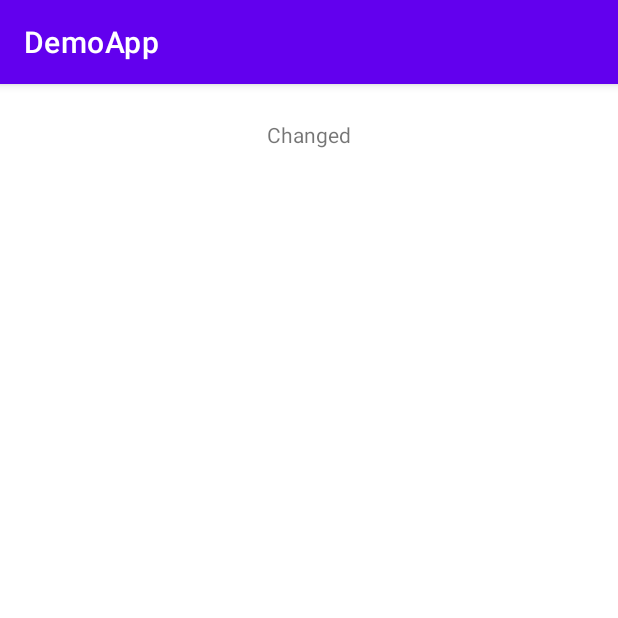
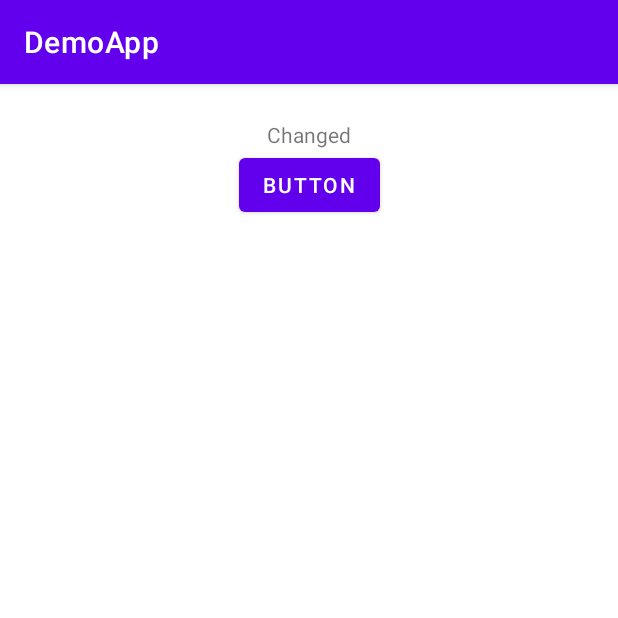
Before and after one commit to gillallifam/AndroidDemoApp, an Android app: the VideoGalleryFragment screen opened through its navigation route, on a phone screen of 412 x 824 dp, the top half of it. Run offline under Robolectric (Android 15) with nearby library versions, the phone set to English and light mode, and no system bars; our stand-ins replace Room's generated code, data binding; network calls fail; 2 statements that could not run were skipped.

Commit message:
Constraints with percent width

```diff
--- a/app/src/main/java/xyz/gillall/demoapp/MainActivity.kt
+++ b/app/src/main/java/xyz/gillall/demoapp/MainActivity.kt
@@ -1,7 +1,17 @@
 package xyz.gillall.demoapp
 
+import android.content.Context
 import androidx.appcompat.app.AppCompatActivity
 import android.os.Bundle
+import androidx.datastore.core.DataStore
+import androidx.datastore.preferences.core.Preferences
+import androidx.datastore.preferences.core.edit
+import androidx.datastore.preferences.core.intPreferencesKey
+import androidx.datastore.preferences.preferencesDataStore
+import kotlinx.coroutines.GlobalScope
+import kotlinx.coroutines.flow.Flow
+import kotlinx.coroutines.flow.map
+import kotlinx.coroutines.launch
 import org.koin.androidx.viewmodel.ext.android.getViewModel
 import xyz.gillall.demoapp.shared.SharedViewModel
 
@@ -32,7 +42,9 @@ import xyz.gillall.demoapp.shared.SharedViewModel
 
 class MainActivity : AppCompatActivity() {
 
+    val Context.dataStore: DataStore<Preferences> by preferencesDataStore(name = "settings")
     private lateinit var sharedViewModel: SharedViewModel
+    lateinit var context: Context
 
     override fun onCreate(savedInstanceState: Bundle?) {
         super.onCreate(savedInstanceState)
@@ -40,6 +52,27 @@ class MainActivity : AppCompatActivity() {
         sharedViewModel = getViewModel()
         sharedViewModel.sharedCall("Called from main")
         clg("shared",sharedViewModel)
+        context = this
+
+        val EXAMPLE_COUNTER = intPreferencesKey("example_counter")
+        val exampleCounterFlow: Flow<Int> = this.dataStore.data
+            .map { preferences ->
+                // No type safety.
+                preferences[EXAMPLE_COUNTER] ?: 0
+            }
+
+
+        clg(exampleCounterFlow)
+
+
+        GlobalScope.launch {
+                context.dataStore.edit { settings ->
+                    val currentCounterValue = settings[EXAMPLE_COUNTER] ?: 0
+                    settings[EXAMPLE_COUNTER] = currentCounterValue + 1
+                }
+
+        }
+
     }
 
     companion object {
--- /dev/null
+++ b/app/src/main/java/xyz/gillall/demoapp/data/local/AppDatabase.kt
@@ -0,0 +1,37 @@
+package xyz.gillall.demoapp.data.local
+
+import android.content.Context
+import androidx.room.Database
+import androidx.room.Room
+import androidx.room.RoomDatabase
+import xyz.gillall.demoapp.data.local.dao.RoomImageHitDao
+import xyz.gillall.demoapp.data.local.model.RoomImageHit
+
+// Annotates class to be a Room Database withphabetizedWord a table (entity) of the Word class
+@Database(entities = [RoomImageHit::class], version = 1, exportSchema = false)
+public abstract class AppDatabase : RoomDatabase() {
+
+    abstract fun roomImageHitDao(): RoomImageHitDao
+
+    companion object {
+        // Singleton prevents multiple instances of database opening at the
+        // same time.
+        @Volatile
+        private var INSTANCE: AppDatabase? = null
+
+        fun getDatabase(context: Context): AppDatabase {
+            // if the INSTANCE is not null, then return it,
+            // if it is, then create the database
+            return INSTANCE ?: synchronized(this) {
+                val instance = Room.databaseBuilder(
+                    context.applicationContext,
+                    AppDatabase::class.java,
+                    "word_database"
+                ).build()
+                INSTANCE = instance
+                // return instance
+                instance
+            }
+        }
+    }
+}
--- a/app/src/main/java/xyz/gillall/demoapp/data/local/Room.kt
+++ /dev/null
@@ -1,4 +0,0 @@
-package xyz.gillall.demoapp.data.local
-
-object Room {
-}
--- /dev/null
+++ b/app/src/main/java/xyz/gillall/demoapp/data/local/dao/RoomImageHitDao.kt
@@ -0,0 +1,21 @@
+package xyz.gillall.demoapp.data.local.dao
+
+import androidx.room.Dao
+import androidx.room.Insert
+import androidx.room.OnConflictStrategy
+import androidx.room.Query
+import kotlinx.coroutines.flow.Flow
+import xyz.gillall.demoapp.data.local.model.RoomImageHit
+
+@Dao
+interface RoomImageHitDao {
+
+    @Query("SELECT * FROM RoomImageHit ORDER BY id ASC")
+    fun getAllHitss(): Flow<List<RoomImageHit>>
+
+    @Insert(onConflict = OnConflictStrategy.IGNORE)
+    suspend fun insert(hit: RoomImageHit)
+
+    @Query("DELETE FROM RoomImageHit")
+    suspend fun deleteAll()
+}
--- a/app/src/main/java/xyz/gillall/demoapp/injection/AppModules.kt
+++ b/app/src/main/java/xyz/gillall/demoapp/injection/AppModules.kt
@@ -1,11 +1,13 @@
 package xyz.gillall.demoapp.injection
 
 
+import org.koin.android.ext.koin.androidApplication
 import org.koin.androidx.viewmodel.dsl.viewModel
 import org.koin.core.qualifier.named
 import org.koin.dsl.module
 import retrofit2.Retrofit
 import retrofit2.converter.gson.GsonConverterFactory
+import xyz.gillall.demoapp.data.local.AppDatabase
 import xyz.gillall.demoapp.shared.SharedViewModel
 import xyz.gillall.demoapp.data.remote.PixabayApi
 import xyz.gillall.demoapp.data.remote.SDApi
@@ -22,10 +24,11 @@ import xyz.gillall.demoapp.ui.sd.events.SDEventsViewModel
 object AppModules {
 
     val SDTest1 = module {
+        single { AppDatabase.getDatabase(androidApplication()) }
         single(named("SDApi")) { provideSDApi() }
         single { SDEventsRepository(get(named("SDApi"))) }
         single(named("PixabayApi")) { providePixabayApi() }
-        single { ImageGalleryRepository(get(named("PixabayApi"))) }
+        single { ImageGalleryRepository(get(named("PixabayApi")), get()) }
         single { VideoGalleryRepository(get(named("PixabayApi"))) }
         viewModel { SharedViewModel() }
         viewModel { SDEventsViewModel(get()) }
--- a/app/src/main/java/xyz/gillall/demoapp/ui/hub/HubFragment.kt
+++ b/app/src/main/java/xyz/gillall/demoapp/ui/hub/HubFragment.kt
@@ -1,33 +1,61 @@
 package xyz.gillall.demoapp.ui.hub
 
+import android.content.Context
 import android.os.Bundle
 import android.view.LayoutInflater
 import android.view.View
 import android.view.ViewGroup
 import androidx.databinding.DataBindingUtil
+import androidx.datastore.core.DataStore
+import androidx.datastore.preferences.core.Preferences
+import androidx.datastore.preferences.preferencesDataStore
 import androidx.fragment.app.Fragment
 import androidx.navigation.NavController
 import androidx.navigation.fragment.NavHostFragment.findNavController
+import kotlinx.coroutines.delay
+import kotlinx.coroutines.launch
+import kotlinx.coroutines.runBlocking
+import xyz.gillall.demoapp.MainActivity.Companion.clg
 import xyz.gillall.demoapp.R
-import xyz.gillall.demoapp.databinding.HubFragmentBinding
-
+import xyz.gillall.demoapp.data.local.AppDatabase
+import xyz.gillall.demoapp.databinding.FragmentHubBinding
 
 class HubFragment : Fragment() {
 
-    private lateinit var binding: HubFragmentBinding
+    private lateinit var binding: FragmentHubBinding
     private lateinit var navController: NavController
 
     override fun onCreateView(
         inflater: LayoutInflater, container: ViewGroup?,
         savedInstanceState: Bundle?
     ): View {
-        binding = DataBindingUtil.inflate(inflater, R.layout.hub_fragment, container, false)
+        binding = DataBindingUtil.inflate(inflater, R.layout.fragment_hub, container, false)
         binding.lifecycleOwner = this
 
         navController = findNavController(this)
 
         setupClicks()
+
+        tmpCode(context)
         return binding.root
+    }
+
+    private fun tmpCode(context: Context?) {
+
+        val database = AppDatabase.getDatabase(requireContext())
+        clg(database)
+
+        runBlocking {
+            val job1 = launch {
+                println("Job1 launched")
+                delay(2000)
+                println("Job1 timed passed")
+            }
+            //job1.cancel(CancellationException("user canceled"))
+            job1.invokeOnCompletion { println("Job1 completed") }
+        }
+
+
     }
 
     private fun setupClicks() {
--- a/app/src/main/java/xyz/gillall/demoapp/ui/pixabay/videogallery/VideoGalleryFragment.kt
+++ b/app/src/main/java/xyz/gillall/demoapp/ui/pixabay/videogallery/VideoGalleryFragment.kt
@@ -10,11 +10,11 @@ import androidx.navigation.NavController
 import androidx.navigation.fragment.NavHostFragment
 import org.koin.androidx.viewmodel.ext.android.getViewModel
 import xyz.gillall.demoapp.R
-import xyz.gillall.demoapp.databinding.VideoGalleryFragmentBinding
+import xyz.gillall.demoapp.databinding.FragmentVideoGalleryBinding
 
 class VideoGalleryFragment : Fragment() {
 
-    private lateinit var binding: VideoGalleryFragmentBinding
+    private lateinit var binding: FragmentVideoGalleryBinding
     private lateinit var navController: NavController
     private lateinit var viewModel: VideoGalleryViewModel
 
@@ -24,7 +24,8 @@ class VideoGalleryFragment : Fragment() {
     ): View {
         viewModel = getViewModel()
         binding = DataBindingUtil
-            .inflate(inflater, R.layout.video_gallery_fragment, container, false)
+            .inflate(inflater, R.layout.fragment_video_gallery, container, false)
+        binding.root.context
         binding.lifecycleOwner = this
         binding.viewModel = viewModel
         viewModel.updateByViewModel.observe(viewLifecycleOwner, {
--- a/app/src/main/java/xyz/gillall/demoapp/ui/sd/events/SDEventsAdapter.kt
+++ b/app/src/main/java/xyz/gillall/demoapp/ui/sd/events/SDEventsAdapter.kt
@@ -6,13 +6,13 @@ import android.view.ViewGroup
 import androidx.recyclerview.widget.DiffUtil
 import androidx.recyclerview.widget.ListAdapter
 import androidx.recyclerview.widget.RecyclerView
-import xyz.gillall.demoapp.databinding.SdeventViewBinding
+import xyz.gillall.demoapp.databinding.SdeventRecycleItemBinding
 import xyz.gillall.demoapp.model.sd.SDEvent
 
 class SDEventsAdapter(private val clickListener: SDEventClickListener):
     ListAdapter<SDEvent, SDEventsAdapter.ViewHolder>(NewsDiffCallback()) {
 
-    class ViewHolder private constructor(private val binding: SdeventViewBinding) : RecyclerView.ViewHolder(binding.root) {
+    class ViewHolder private constructor(private val binding: SdeventRecycleItemBinding) : RecyclerView.ViewHolder(binding.root) {
 
         fun bind(item: SDEvent, clickListener: SDEventClickListener) {
             binding.item = item
@@ -23,7 +23,7 @@ class SDEventsAdapter(private val clickListener: SDEventClickListener):
         companion object {
             fun from(parent: ViewGroup): ViewHolder {
                 val layoutInflater = LayoutInflater.from(parent.context)
-                val binding = SdeventViewBinding.inflate(layoutInflater, parent, false)
+                val binding = SdeventRecycleItemBinding.inflate(layoutInflater, parent, false)
                 return ViewHolder(binding)
             }
         }
--- /dev/null
+++ b/app/src/main/java/xyz/gillall/demoapp/util/AppConstants.kt
@@ -0,0 +1,6 @@
+package xyz.gillall.demoapp.util
+
+/**
+ * Constants used throughout the app.
+ */
+const val DATABASE_NAME = "app-db"
--- a/app/src/main/res/layout/hub_fragment.xml
+++ b/app/src/main/res/layout/fragment_hub.xml
@@ -57,12 +57,13 @@
 
         <Button
             android:id="@+id/btnTst"
-            android:layout_width="wrap_content"
+            android:layout_width="0dp"
             android:layout_height="wrap_content"
             android:layout_marginTop="16dp"
             android:text="tst"
             app:layout_constraintEnd_toEndOf="parent"
             app:layout_constraintStart_toStartOf="parent"
-            app:layout_constraintTop_toBottomOf="@+id/pixabayVideos" />
+            app:layout_constraintTop_toBottomOf="@+id/pixabayVideos"
+            app:layout_constraintWidth_percent=".7" />
     </androidx.constraintlayout.widget.ConstraintLayout>
 </layout>
--- a/app/src/main/res/layout/video_gallery_fragment.xml
+++ b/app/src/main/res/layout/fragment_video_gallery.xml
@@ -1,7 +1,7 @@
 <?xml version="1.0" encoding="utf-8"?>
-<layout xmlns:app="http://schemas.android.com/apk/res-auto"
-    xmlns:tools="http://schemas.android.com/tools"
-    xmlns:android="http://schemas.android.com/apk/res/android">
+<layout xmlns:android="http://schemas.android.com/apk/res/android"
+    xmlns:app="http://schemas.android.com/apk/res-auto"
+    xmlns:tools="http://schemas.android.com/tools">
 
     <data>
 
@@ -24,5 +24,16 @@
             app:layout_constraintEnd_toEndOf="parent"
             app:layout_constraintStart_toStartOf="parent"
             app:layout_constraintTop_toTopOf="parent" />
+
+        <Button
+            android:id="@+id/buttonContext"
+            android:layout_width="wrap_content"
+            android:layout_height="wrap_content"
+            android:onClick="@{(view)-> viewModel.doClick(view,context)}"
+            android:text="Button"
+            android:tag="btnl"
+            app:layout_constraintEnd_toEndOf="parent"
+            app:layout_constraintStart_toStartOf="parent"
+            app:layout_constraintTop_toBottomOf="@+id/textViewTestChange" />
     </androidx.constraintlayout.widget.ConstraintLayout>
 </layout>
--- a/app/src/main/res/layout/sdevents_fragment.xml
+++ b/app/src/main/res/layout/sdevents_fragment.xml
@@ -25,6 +25,6 @@
             app:layout_constraintEnd_toEndOf="parent"
             app:layout_constraintStart_toStartOf="parent"
             app:layout_constraintTop_toTopOf="parent"
-            tools:listitem="@layout/sdevent_view" />
+            tools:listitem="@layout/sdevent_recycle_item" />
     </androidx.constraintlayout.widget.ConstraintLayout>
 </layout>
```
Also changed, not shown: app/build.gradle (+12 -0 lines), app/src/main/java/xyz/gillall/demoapp/data/local/datastore/UserPreferences.kt (added, +9 -0 lines), app/src/main/java/xyz/gillall/demoapp/data/local/model/RoomImageHit.kt (added, +31 -0 lines), app/src/main/java/xyz/gillall/demoapp/ui/pixabay/imagegallery/ImageGalleryFragment.kt (+5 -5 lines), app/src/main/java/xyz/gillall/demoapp/ui/pixabay/imagegallery/ImageGalleryRepository.kt (+6 -1 lines), app/src/main/java/xyz/gillall/demoapp/ui/pixabay/videogallery/VideoGalleryViewModel.kt (+9 -1 lines), app/src/main/res/layout/sdevent_recycle_item.xml (renamed from app/src/main/res/layout/sdevent_view.xml, +4 -3 lines), app/src/main/res/layout/fragment_image_gallery.xml (renamed from app/src/main/res/layout/image_gallery_fragment.xml), 265 other files.
